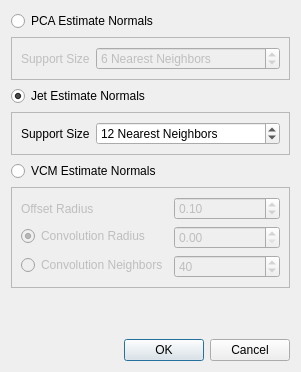
Before: the Qt Designer form Polyhedron/demo/Polyhedron/Plugins/Point_set/Point_set_normal_estimation_plugin.ui in CGAL/cgal, drawn with Qt 5.
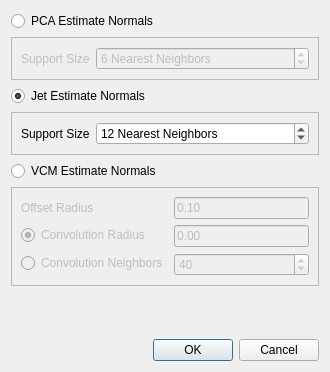
After: the same form once the commit is applied. Custom widgets are drawn as their Qt base class.

```diff
--- a/Polyhedron/demo/Polyhedron/Plugins/Point_set/Point_set_normal_estimation_plugin.ui
+++ b/Polyhedron/demo/Polyhedron/Plugins/Point_set/Point_set_normal_estimation_plugin.ui
@@ -6,7 +6,7 @@
    <rect>
     <x>0</x>
     <y>0</y>
-    <width>301</width>
+    <width>330</width>
     <height>372</height>
    </rect>
   </property>
@@ -139,22 +139,6 @@
         </property>
        </widget>
       </item>
-      <item row="0" column="1">
-       <widget class="QDoubleSpinBox" name="m_offset_radius">
-        <property name="minimum">
-         <double>0.010000000000000</double>
-        </property>
-        <property name="singleStep">
-         <double>0.010000000000000</double>
-        </property>
-        <property name="value">
-         <double>0.100000000000000</double>
-        </property>
-       </widget>
-      </item>
-      <item row="1" column="1">
-       <widget class="QDoubleSpinBox" name="m_convolution_radius"/>
-      </item>
       <item row="1" column="0">
        <widget class="QRadioButton" name="buttonRadius">
         <property name="text">
@@ -185,6 +169,20 @@
         </property>
        </widget>
       </item>
+      <item row="0" column="1">
+       <widget class="DoubleEdit" name="m_offset_radius">
+        <property name="text">
+         <string>0.10</string>
+        </property>
+       </widget>
+      </item>
+      <item row="1" column="1">
+       <widget class="DoubleEdit" name="m_convolution_radius">
+        <property name="text">
+         <string>0.00</string>
+        </property>
+       </widget>
+      </item>
      </layout>
     </widget>
    </item>
@@ -213,6 +211,13 @@
    </item>
   </layout>
  </widget>
+ <customwidgets>
+  <customwidget>
+   <class>DoubleEdit</class>
+   <extends>QLineEdit</extends>
+   <header>CGAL_double_edit.h</header>
+  </customwidget>
+ </customwidgets>
  <resources/>
  <connections>
   <connection>
```
Left out of the diff: 16 changed lines with no effect on the pictures.
